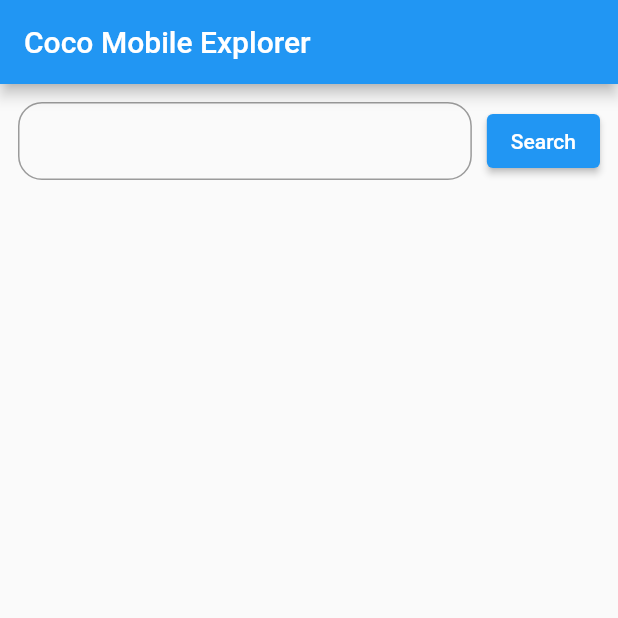
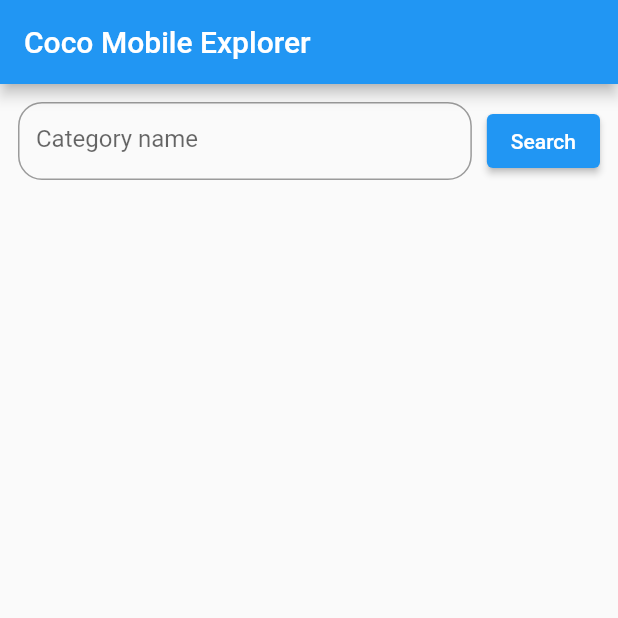
Before and after one commit to philoyaks/coco_mobile_explorer, a Flutter app: the screen it shows after launch, on a phone screen of 412 x 824 dp, the top half of it. Run offline on Flutter 3.47's test engine with Material 2 defaults, Android fonts, the phone set to English and light mode, and no system bars; our stand-ins replace dio, equatable, flutter_bloc.

```diff
--- a/lib/features/search/presentation/pages/home_screen.dart
+++ b/lib/features/search/presentation/pages/home_screen.dart
@@ -59,6 +59,7 @@ class _HomeScreenState extends State<HomeScreen> {
                   child: TextField(
                     controller: searchTextEditingController,
                     decoration: InputDecoration(
+                      hintText: 'Category name',
                       border: OutlineInputBorder(
                         borderRadius: BorderRadius.circular(16.0),
                       ),
@@ -81,7 +82,8 @@ class _HomeScreenState extends State<HomeScreen> {
                   ScaffoldMessenger.of(context).showSnackBar(
                     const SnackBar(
                       backgroundColor: Colors.blue,
-                      content: Text('Invalid Category'),
+                      content:
+                          Text('Invalid Category, Please input a valid one'),
                     ),
                   );
 
--- a/lib/main.dart
+++ b/lib/main.dart
@@ -19,6 +19,7 @@ class MyApp extends StatelessWidget {
       create: (context) =>
           SearchBloc(SearchService(SearchRepositoryImplementation())),
       child: MaterialApp(
+        debugShowCheckedModeBanner: false,
         title: 'Coco Mobile App',
         theme: ThemeData(
           primarySwatch: Colors.blue,
```
Also changed, not shown: 2 other files.
